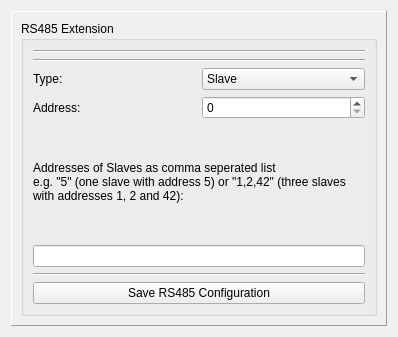
First picture: the form in src/brickv/plugin_system/plugins/master/ui/rs485.ui, repository Tinkerforge/brickv, before the edit.
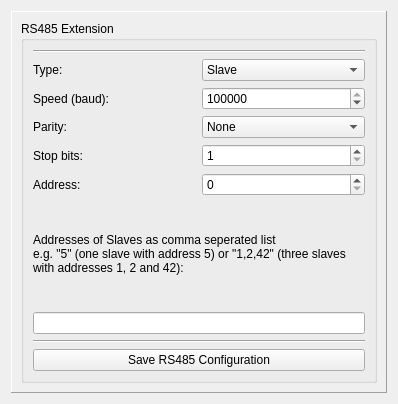
Second picture: the form after the edit.

The edit to the form file:
```diff
--- a/src/brickv/plugin_system/plugins/master/ui/rs485.ui
+++ b/src/brickv/plugin_system/plugins/master/ui/rs485.ui
@@ -7,7 +7,7 @@
     <x>0</x>
     <y>0</y>
     <width>398</width>
-    <height>337</height>
+    <height>404</height>
    </rect>
   </property>
   <property name="windowTitle">
@@ -29,13 +29,6 @@
          <string>RS485 Extension</string>
         </property>
         <layout class="QVBoxLayout" name="verticalLayout_2">
-         <item>
-          <widget class="Line" name="line">
-           <property name="orientation">
-            <enum>Qt::Horizontal</enum>
-           </property>
-          </widget>
-         </item>
          <item>
           <widget class="Line" name="line_2">
            <property name="orientation">
@@ -68,6 +61,81 @@
            </item>
           </layout>
          </item>
+         <item>
+          <layout class="QHBoxLayout" name="horizontalLayout_4">
+           <item>
+            <widget class="QLabel" name="label_2">
+             <property name="text">
+              <string>Speed (baud):</string>
+             </property>
+            </widget>
+           </item>
+           <item>
+            <widget class="QSpinBox" name="speed_spinbox">
+             <property name="minimum">
+              <number>9000</number>
+             </property>
+             <property name="maximum">
+              <number>2000000</number>
+             </property>
+             <property name="value">
+              <number>2000000</number>
+             </property>
+            </widget>
+           </item>
+          </layout>
+         </item>
+         <item>
+          <layout class="QHBoxLayout" name="horizontalLayout_5">
+           <item>
+            <widget class="QLabel" name="label_3">
+             <property name="text">
+              <string>Parity:</string>
+             </property>
+            </widget>
+           </item>
+           <item>
+            <widget class="QComboBox" name="parity_combobox">
+             <item>
+              <property name="text">
+               <string>None</string>
+              </property>
+             </item>
+             <item>
+              <property name="text">
+               <string>Even</string>
+              </property>
+             </item>
+             <item>
+              <property name="text">
+               <string>Odd</string>
+              </property>
+             </item>
+            </widget>
+           </item>
+          </layout>
+         </item>
+         <item>
+          <layout class="QHBoxLayout" name="horizontalLayout_6">
+           <item>
+            <widget class="QLabel" name="label_4">
+             <property name="text">
+              <string>Stop bits:</string>
+             </property>
+            </widget>
+           </item>
+           <item>
+            <widget class="QSpinBox" name="stopbits_spinbox">
+             <property name="minimum">
+              <number>1</number>
+             </property>
+             <property name="maximum">
+              <number>2</number>
+             </property>
+            </widget>
+           </item>
+          </layout>
+         </item>
          <item>
           <layout class="QHBoxLayout" name="horizontalLayout">
            <item>
```
